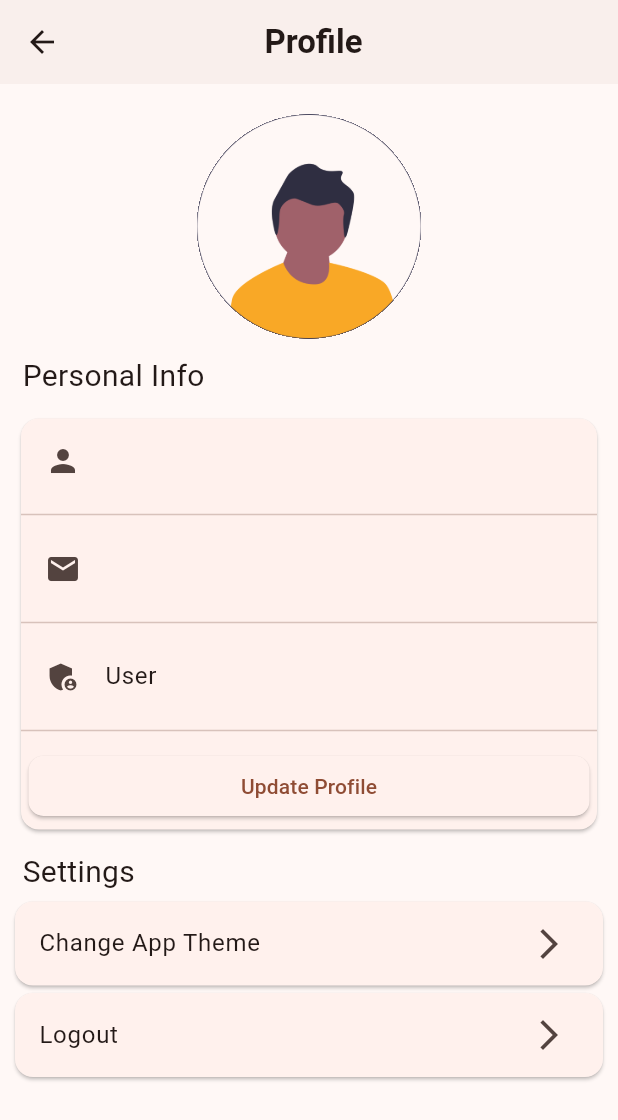
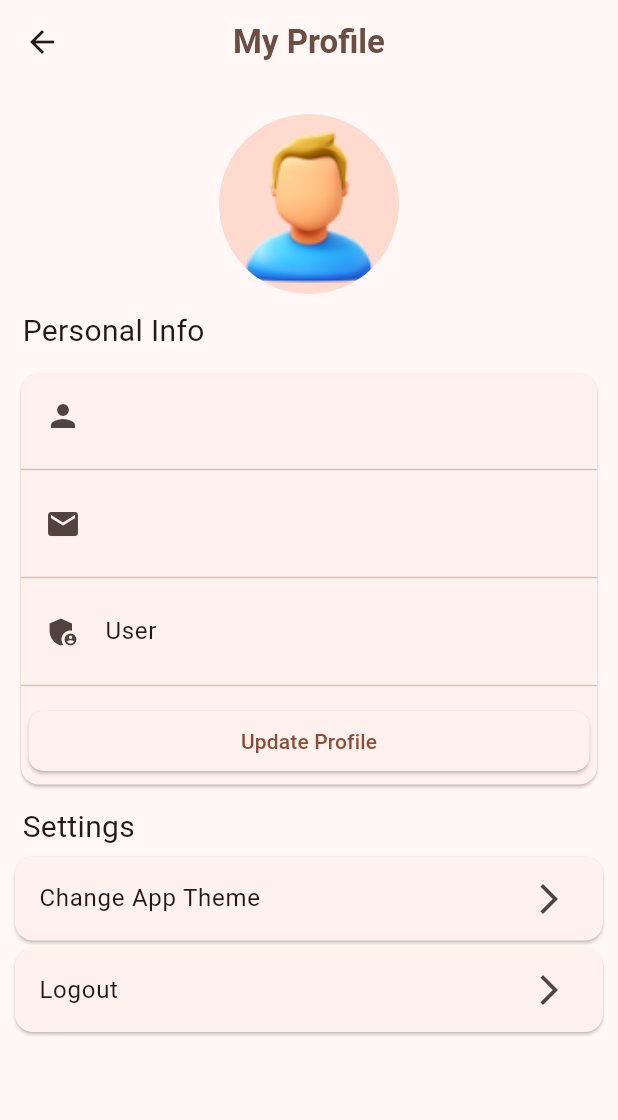
Before and after one commit to muchirajunior/travel, a Flutter app: the ProfileScreen screen opened by its route, on a phone screen of 412 x 824 dp. Shown: the top 1120 px of the screen. Run offline on Flutter 3.47's test engine with Material 3 defaults, Android fonts, the phone set to English and light mode, and no system bars; our stand-ins replace connectivity_plus, shared_preferences; accounts and stored records are empty; network calls fail.

Commit message:
Update Assets, home tabs and profile and Login Functionality

```diff
--- a/lib/screens/auth/register.dart
+++ b/lib/screens/auth/register.dart
@@ -82,17 +82,17 @@ class _RegisterState extends State<Register> {
                 children: [
                   const Text.rich(
                     TextSpan(
-                      text: '\nWelcome here\n\n',
+                      text: '\nWelcome here\n',
                       style: TextStyle(fontSize: 23),
                       children: [
                         TextSpan(
-                          text: 'Register your account to get started',
+                          text: 'Register your account to get started\n\n',
                           style: TextStyle(fontSize: 14)
                         )
                       ]
                     ),
                   ),
-                  Image.asset('assets/user.png', width: 120,)
+                  Image.asset('assets/images/user.png', width: 120,)
                 ],
               ),
               const SizedBox(height:30,),
--- a/lib/screens/profile/profile_screen.dart
+++ b/lib/screens/profile/profile_screen.dart
@@ -1,3 +1,4 @@
+import 'package:flutter/widgets.dart';
 import 'package:travel/models/user.dart';
 import 'package:travel/utils/utils.dart';
 import 'package:flutter/material.dart';
@@ -40,8 +41,15 @@ class _ProfileScreenState extends State<ProfileScreen> {
   Widget build(BuildContext context) {
     return  Scaffold(
       appBar: AppBar(
-        title: const Center(child: Text("Profile",style: TextStyle(fontWeight: FontWeight.bold),)),
-        elevation: 1,
+        centerTitle: true,
+        title: Text(
+          "My Profile",
+          style: TextStyle(
+            fontWeight: FontWeight.bold,
+            color: Theme.of(context).brightness == Brightness.light ? Theme.of(context).primaryColor : Colors.grey.shade200
+          ),
+        ),
+        scrolledUnderElevation: 0,
         actions:const [
          SizedBox(width: 50,)
         ],
@@ -51,15 +59,11 @@ class _ProfileScreenState extends State<ProfileScreen> {
         children: [
           const SizedBox(height: 20,),
 
-          Center(
-            child: Container(
-              width: 150,
-              height: 150,
-              decoration: BoxDecoration(
-                borderRadius: BorderRadius.circular(100)
-              ),
-              clipBehavior: Clip.hardEdge,
-              child: Image.asset('assets/profile.png', fit: BoxFit.cover,),
+         const Center(
+            child: CircleAvatar(
+             radius: 60,
+
+              backgroundImage: AssetImage('assets/icons/profile.png',),
             ),
           ),
 
--- a/lib/screens/splash/spash_screen.dart
+++ b/lib/screens/splash/spash_screen.dart
@@ -36,7 +36,7 @@ class _SplashScreenState extends State<SplashScreen> {
         height: double.infinity,
         decoration:  BoxDecoration(
           image: DecorationImage(
-            image: AssetImage( Theme.of(context).brightness == Brightness.light ?  'assets/splash.png':'assets/splash_dark.png'),
+            image: AssetImage( Theme.of(context).brightness == Brightness.light ?  'assets/images/splash_light.png':'assets/images/splash_dark.png'),
             fit: BoxFit.cover
           )
         ),
--- a/lib/utils/requests.dart
+++ b/lib/utils/requests.dart
@@ -5,7 +5,7 @@ import 'package:http/http.dart';
 import 'package:shared_preferences/shared_preferences.dart';
 class ApiRequests{
 
-  static String baseURL="https://dev.travel.co/api/v1";
+  static String baseURL="http://test.moonrisehaven.co.ke/api";
 
   static Future<bool> isConnectedToNetwork()async{
     var connectivity = await Connectivity().checkConnectivity();
```
Also changed, not shown: lib/screens/auth/login.dart (+4 -5 lines), lib/screens/componets/custom_search.dart (+17 -14 lines), lib/screens/home/home.dart (+13 -162 lines), lib/screens/hotels/hotels_home_screen.dart (added, +156 -0 lines), lib/screens/reservations/reservation_screen.dart (added, +40 -0 lines), assets/images/splash_dark.png (added), assets/images/splash_light.png (added), assets/images/travel.png (renamed from assets/travel.png), assets/images/user.png (renamed from assets/user.png), assets/profile.png (deleted), assets/splash.png (deleted), assets/splash_dark.png (deleted), assets/welcome2.png (deleted), lib/screens/hotels/hotel_screen.dart (renamed from lib/screens/hotel/hotel_screen.dart).
